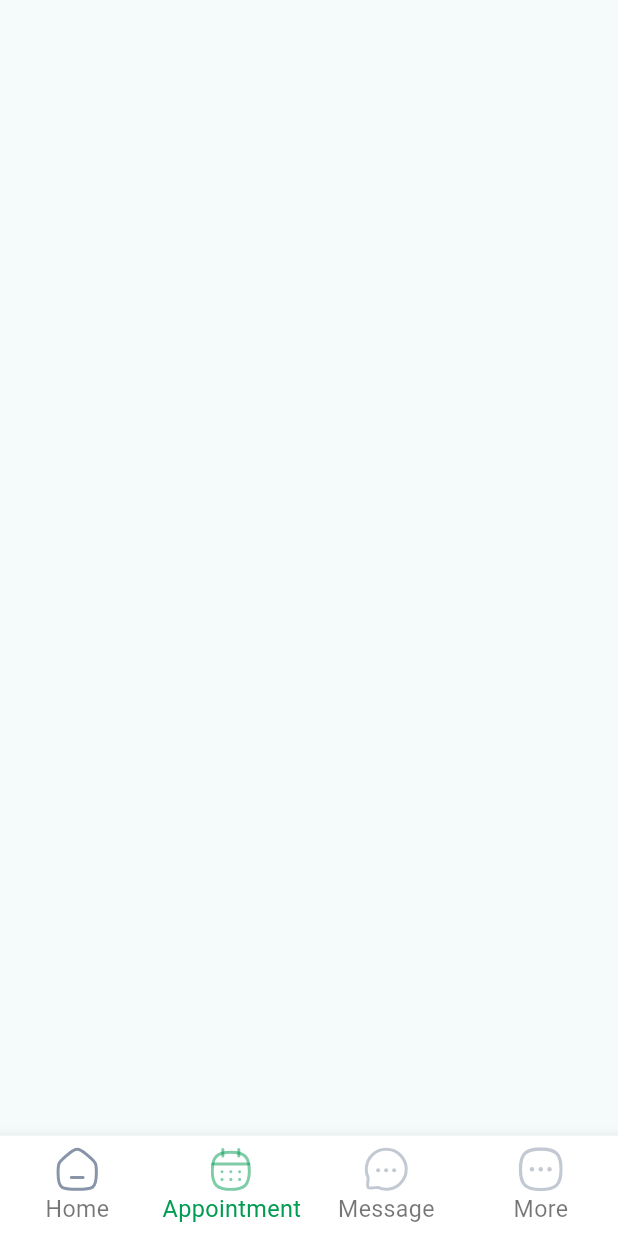
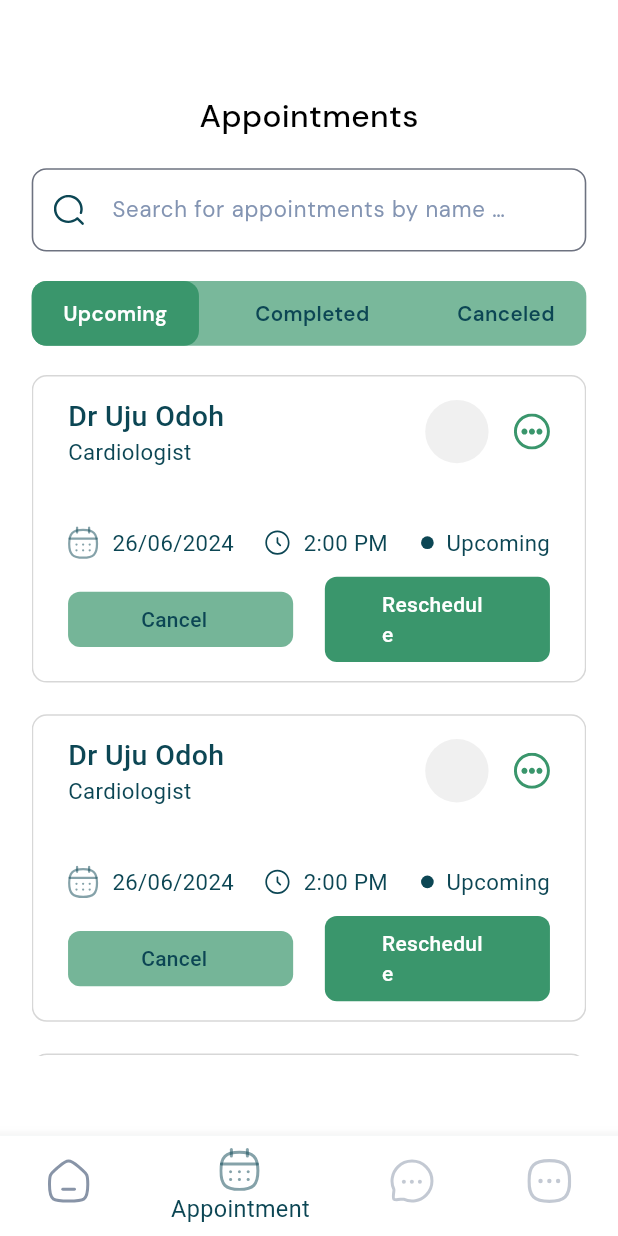
Before and after one commit to Shiido1/my_doc_lab, a Flutter app: the Dashboard screen opened directly, item 2 of the bottom bar chosen, on a phone screen of 412 x 824 dp. Run offline on Flutter 3.47's test engine with Material 3 defaults, Android fonts, the phone set to English and light mode, and no system bars; our stand-ins replace flutter_screenutil, flutter_spinkit, flutter_svg, google_fonts; Roboto replaces fonts that are missing (Gabarito).

Commit message:
commit work

```diff
--- a/lib/ui/app_assets/app_color.dart
+++ b/lib/ui/app_assets/app_color.dart
@@ -4,6 +4,7 @@ class AppColor {
   AppColor();
 
   static const Color primary = Color(0XFF009C51);
+  static const Color friendlyPrimary = Color(0XFFE5F5EE);
   static const Color primary1 = Color(0XFF3A966C);
   static const Color grey = Color(0XFF6D7280);
   static const Color grey1 = Color(0XFF424242);
--- a/lib/ui/app_assets/app_image.dart
+++ b/lib/ui/app_assets/app_image.dart
@@ -21,6 +21,9 @@ class AppImage {
   static const String cart = 'assets/svg/cart.svg';
   static const String wallet = 'assets/svg/wallet.svg';
   static const String search = 'assets/svg/search.svg';
+  static const String time = 'assets/svg/time.svg';
+  // ignore: constant_identifier_names
+  static const String more_circle = 'assets/svg/more_circle.svg';
   static const String filter = 'assets/svg/filter.svg';
   static const String help = 'assets/svg/help.svg';
   static const String history = 'assets/svg/history.svg';
--- a/lib/ui/screens/authentication/forgot_password.dart
+++ b/lib/ui/screens/authentication/forgot_password.dart
@@ -10,7 +10,7 @@ import 'package:my_doc_lab/ui/widget/text_form_widget.dart';
 import 'package:my_doc_lab/ui/widget/text_widget.dart';
 
 class ForgotPassword extends StatefulWidget {
-  ForgotPassword({super.key});
+  const ForgotPassword({super.key});
 
   @override
   State<ForgotPassword> createState() => _ForgotPasswordState();
--- a/lib/ui/screens/authentication/login_screen.dart
+++ b/lib/ui/screens/authentication/login_screen.dart
@@ -13,7 +13,7 @@ import '../dashboard/dashboard_screen.dart';
 
 // ignore: must_be_immutable
 class LoginScreen extends StatefulWidget {
-  LoginScreen({super.key});
+  const LoginScreen({super.key});
 
   @override
   State<LoginScreen> createState() => _LoginScreenState();
--- a/lib/ui/screens/authentication/sign_up_screen.dart
+++ b/lib/ui/screens/authentication/sign_up_screen.dart
@@ -11,7 +11,7 @@ import '../../widget/button_widget.dart';
 
 // ignore: must_be_immutable
 class SignUpScreen extends StatefulWidget {
-  SignUpScreen({super.key});
+  const SignUpScreen({super.key});
 
   @override
   State<SignUpScreen> createState() => _SignUpScreenState();
--- /dev/null
+++ b/lib/ui/screens/dashboard/appointment/appointment_screen.dart
@@ -0,0 +1,335 @@
+import 'package:flutter/material.dart';
+import 'package:flutter_screenutil/flutter_screenutil.dart';
+import 'package:flutter_svg/svg.dart';
+import 'package:google_fonts/google_fonts.dart';
+import 'package:my_doc_lab/ui/app_assets/app_color.dart';
+import 'package:my_doc_lab/ui/app_assets/app_image.dart';
+import '../../../widget/text_form_widget.dart';
+import '../../../widget/text_widget.dart';
+
+class AppointmentScreen extends StatefulWidget {
+  const AppointmentScreen({super.key});
+
+  @override
+  State<AppointmentScreen> createState() => _AppointmentScreenState();
+}
+
+class _AppointmentScreenState extends State<AppointmentScreen> {
+  String tab = 'Upcoming';
+
+  @override
+  Widget build(BuildContext context) {
+    return Scaffold(
+      backgroundColor: AppColor.white,
+      body: Padding(
+        padding: EdgeInsets.symmetric(vertical: 50.w, horizontal: 20.w),
+        child: Column(
+          crossAxisAlignment: CrossAxisAlignment.start,
+          children: [
+            SizedBox(height: 10.h),
+            Align(
+              alignment: Alignment.center,
+              child: TextView(
+                text: 'Appointments',
+                textStyle: GoogleFonts.dmSans(
+                  color: AppColor.black,
+                  fontSize: 20.0.sp,
+                  fontWeight: FontWeight.w500,
+                ),
+              ),
+            ),
+            SizedBox(height: 20.h),
+            TextFormWidget(
+              label: 'Search for appointments by name or date sort',
+              // hint: 'Email Address',
+              border: 10,
+              isFilled: true,
+              fillColor: AppColor.transparent,
+              // controller: fullnameTextController,
+              prefixWidget: Padding(
+                padding: EdgeInsets.all(14.w),
+                child: SvgPicture.asset(AppImage.search),
+              ),
+              // validator: AppValidator.validateEmail(),
+            ),
+            SizedBox(height: 20.h),
+            Container(
+              decoration: BoxDecoration(
+                // ignore: deprecated_member_use
+                color: AppColor.primary1.withOpacity(.68),
+                borderRadius: BorderRadius.circular(10),
+              ),
+              child: Row(
+                mainAxisAlignment: MainAxisAlignment.spaceBetween,
+                children: [
+                  GestureDetector(
+                    onTap: () => setState(() => tab = 'Upcoming'),
+                    child: Container(
+                      padding: EdgeInsets.symmetric(
+                        vertical: 11.w,
+                        horizontal: 20.w,
+                      ),
+                      decoration: BoxDecoration(
+                        // ignore: deprecated_member_use
+                        color:
+                            tab == 'Upcoming'
+                                ? AppColor.primary1
+                                : AppColor.transparent,
+
+                        borderRadius: BorderRadius.circular(10),
+                      ),
+                      child: TextView(
+                        text: 'Upcoming',
+                        textStyle: GoogleFonts.dmSans(
+                          color:
+                              tab == 'Upcoming'
+                                  ? AppColor.white
+                                  : AppColor.darkindgrey,
+                          fontSize: 13.0.sp,
+                          fontWeight: FontWeight.w600,
+                        ),
+                      ),
+                    ),
+                  ),
+                  GestureDetector(
+                    onTap: () => setState(() => tab = 'Completed'),
+                    child: Container(
+                      padding: EdgeInsets.symmetric(
+                        vertical: 11.w,
+                        horizontal: 20.w,
+                      ),
+                      decoration: BoxDecoration(
+                        // ignore: deprecated_member_use
+                        color:
+                            tab == 'Completed'
+                                ? AppColor.primary1
+                                : AppColor.transparent,
+
+                        borderRadius: BorderRadius.circular(10),
+                      ),
+                      child: TextView(
+                        text: 'Completed',
+                        textStyle: GoogleFonts.dmSans(
+                          color:
+                              tab == 'Completed'
+                                  ? AppColor.white
+                                  : AppColor.darkindgrey,
+                          fontSize: 13.0.sp,
+                          fontWeight: FontWeight.w600,
+                        ),
+                      ),
+                    ),
+                  ),
+                  GestureDetector(
+                    onTap: () => setState(() => tab = 'Canceled'),
+                    child: Container(
+                      padding: EdgeInsets.symmetric(
+                        vertical: 11.w,
+                        horizontal: 20.w,
+                      ),
+                      decoration: BoxDecoration(
+                        // ignore: deprecated_member_use
+                        color:
+                            tab == 'Canceled'
+                                ? AppColor.primary1
+                                : AppColor.transparent,
+
+                        borderRadius: BorderRadius.circular(10),
+                      ),
+                      child: TextView(
+                        text: 'Canceled',
+                        textStyle: GoogleFonts.dmSans(
+                          color:
+                              tab == 'Canceled'
+                                  ? AppColor.white
+                                  : AppColor.darkindgrey,
+                          fontSize: 13.0.sp,
+                          fontWeight: FontWeight.w600,
+                        ),
+                      ),
+                    ),
+                  ),
+                ],
+              ),
+            ),
+            SizedBox(height: 20.h),
+            Expanded(
+              child: SingleChildScrollView(
+                child: Column(
+                  children: [
+                    if (tab == 'Upcoming')
+                      ...[1, 2, 3, 4].map(
+                        (o) => appointMentCard(appointmentStatus: 'Upcoming'),
+                      )
+                    else if (tab == 'Completed')
+                      ...[1, 2, 3, 4].map(
+                        (o) => appointMentCard(appointmentStatus: 'Completed'),
+                      )
+                    else
+                      ...[1, 2, 3, 4].map(
+                        (o) => appointMentCard(appointmentStatus: 'Canceled'),
+                      ),
+                  ],
+                ),
+              ),
+            ),
+          ],
+        ),
+      ),
+    );
+  }
+
+  appointMentCard({String? appointmentStatus}) => Container(
+    padding: EdgeInsets.symmetric(horizontal: 22.w, vertical: 12.w),
+    margin: EdgeInsets.only(bottom: 20.w),
+    decoration: BoxDecoration(
+      borderRadius: BorderRadius.circular(10),
+      border: Border.all(color: const Color.fromARGB(218, 208, 208, 208)),
+    ),
+    child: Column(
+      children: [
+        Row(
+          mainAxisAlignment: MainAxisAlignment.spaceBetween,
+          children: [
+            Column(
+              crossAxisAlignment: CrossAxisAlignment.start,
+              children: [
+                TextView(
+                  text: 'Dr Uju Odoh',
+                  textStyle: GoogleFonts.gabarito(
+                    color: AppColor.darkindgrey,
+                    fontSize: 18.0.sp,
+                    fontWeight: FontWeight.w500,
+                  ),
+                ),
+                TextView(
+                  text: 'Cardiologist',
+                  textStyle: GoogleFonts.gabarito(
+                    color: AppColor.darkindgrey,
+                    fontSize: 14.0.sp,
+                    fontWeight: FontWeight.w400,
+                  ),
+                ),
+              ],
+            ),
+            Row(
+              children: [
+                Container(
+                  padding: EdgeInsets.all(20.w),
+                  decoration: BoxDecoration(
+                    shape: BoxShape.circle,
+                    color: AppColor.oneKindgrey,
+                  ),
+                ),
+                SizedBox(width: 16.w),
+                SvgPicture.asset(AppImage.more_circle),
+              ],
+            ),
+          ],
+        ),
+        SizedBox(height: 40.h),
+        Row(
+          mainAxisAlignment: MainAxisAlignment.spaceBetween,
+          children: [
+            Row(
+              children: [
+                SvgPicture.asset(
+                  AppImage.calendar,
+                  color: AppColor.darkindgrey,
+                ),
+                SizedBox(width: 8.w),
+                TextView(
+                  text: '26/06/2024',
+                  textStyle: GoogleFonts.gabarito(
+                    color: AppColor.darkindgrey,
+                    fontSize: 14.0.sp,
+                    fontWeight: FontWeight.w400,
+                  ),
+                ),
+              ],
+            ),
+            Row(
+              children: [
+                SvgPicture.asset(AppImage.time, color: AppColor.darkindgrey),
+                SizedBox(width: 8.w),
+                TextView(
+                  text: '2:00 PM',
+                  textStyle: GoogleFonts.gabarito(
+                    color: AppColor.darkindgrey,
+                    fontSize: 14.0.sp,
+                    fontWeight: FontWeight.w400,
+                  ),
+                ),
+              ],
+            ),
+            Row(
+              children: [
+                Container(
+                  margin: EdgeInsets.only(left: 2.w),
+                  padding: EdgeInsets.all(4.w),
+                  decoration: BoxDecoration(
+                    color: AppColor.darkindgrey,
+                    shape: BoxShape.circle,
+                  ),
+                ),
+                SizedBox(width: 8.w),
+                TextView(
+                  text: appointmentStatus ?? '',
+                  textStyle: GoogleFonts.gabarito(
+                    color: AppColor.darkindgrey,
+                    fontSize: 14.0.sp,
+                    fontWeight: FontWeight.w400,
+                  ),
+                ),
+              ],
+            ),
+          ],
+        ),
+        SizedBox(height: 12.0.h),
+        Row(
+          mainAxisAlignment: MainAxisAlignment.spaceBetween,
+          children: [
+            Expanded(
+              child: Container(
+                padding: EdgeInsets.symmetric(
+                  vertical: 8.w,
+                  horizontal: 46.0.w,
+                ),
+                decoration: BoxDecoration(
+                  color: AppColor.primary1.withOpacity(.7),
+                  borderRadius: BorderRadius.circular(8),
+                ),
+                child: TextView(
+                  text: 'Cancel',
+                  textStyle: GoogleFonts.gabarito(
+                    color: AppColor.darkindgrey,
+                    fontSize: 13.20.sp,
+                    fontWeight: FontWeight.w500,
+                  ),
+                ),
+              ),
+            ),
+            SizedBox(width: 20.w),
+            Expanded(
+              child: Container(
+                padding: EdgeInsets.symmetric(vertical: 8.w, horizontal: 36.w),
+                decoration: BoxDecoration(
+                  color: AppColor.primary1,
+                  borderRadius: BorderRadius.circular(8),
+                ),
+                child: TextView(
+                  text: 'Reschedule',
+                  textStyle: GoogleFonts.gabarito(
+                    color: AppColor.white,
+                    fontSize: 13.20.sp,
+                    fontWeight: FontWeight.w500,
+                  ),
+                ),
+              ),
+            ),
+          ],
+        ),
+      ],
+    ),
+  );
+}
--- a/lib/ui/screens/dashboard/chat/chat_screen.dart
+++ b/lib/ui/screens/dashboard/chat/chat_screen.dart
@@ -8,7 +8,7 @@ import 'package:my_doc_lab/ui/widget/text_widget.dart';
 
 // ignore: must_be_immutable
 class ChatScreen extends StatefulWidget {
-  ChatScreen({super.key});
+  const ChatScreen({super.key});
 
   @override
   State<ChatScreen> createState() => _ChatScreenState();
--- a/lib/ui/screens/dashboard/dashboard_screen.dart
+++ b/lib/ui/screens/dashboard/dashboard_screen.dart
@@ -7,6 +7,7 @@ import 'package:flutter_svg/svg.dart';
 import '../../app_assets/app_color.dart';
 import '../../app_assets/app_image.dart';
 import '../../widget/text_widget.dart';
+import 'appointment/appointment_screen.dart';
 import 'chat/chat_screen.dart';
 import 'settings/more_settings_screen.dart';
 import 'home/home_screen.dart';
@@ -25,7 +26,7 @@ class _DashboardState extends State<Dashboard> {
 
   final List<Widget> _body = [
     HomeScreen(),
-    Container(),
+    AppointmentScreen(),
     ChatScreen(),
     MoreSettingsScreen(),
   ];
@@ -101,12 +102,16 @@ class _DashboardState extends State<Dashboard> {
             splashColor: AppColor.transparent,
             highlightColor: AppColor.transparent,
           ),
+          child: Theme(
+            data: Theme.of(context).copyWith(
+              canvasColor: AppColor.white,
+              splashColor: AppColor.transparent,
+            ),
             child: BottomNavigationBar(
               currentIndex: _currentIndex,
               onTap: (index) => setState(() => _currentIndex = index),
-            backgroundColor: AppColor.white,
-            selectedItemColor: AppColor.primary,
-            type: BottomNavigationBarType.fixed,
+              selectedItemColor: AppColor.darkindgrey,
+              type: BottomNavigationBarType.shifting,
               selectedFontSize: 14.8.sp,
               unselectedFontSize: 14.6.sp,
               items: [
@@ -115,7 +120,7 @@ class _DashboardState extends State<Dashboard> {
                     AppImage.home,
                     color:
                         _currentIndex == 0
-                          ? AppColor.primary
+                            ? AppColor.darkindgrey
                             : AppColor.funnyLookingGrey,
                     height: 30.h,
                     width: 30.w,
@@ -127,7 +132,7 @@ class _DashboardState extends State<Dashboard> {
                     AppImage.calendar,
                     color:
                         _currentIndex == 1
-                          ? AppColor.primary
+                            ? AppColor.darkindgrey
                             : AppColor.funnyLookingGrey,
                     height: 30.0.h,
                     width: 30.w,
@@ -139,7 +144,7 @@ class _DashboardState extends State<Dashboard> {
                     AppImage.chat,
                     color:
                         _currentIndex == 2
-                          ? AppColor.primary
+                            ? AppColor.darkindgrey
                             : AppColor.funnyLookingGrey,
                     height: 30.h,
                     width: 30.w,
@@ -151,7 +156,7 @@ class _DashboardState extends State<Dashboard> {
                     AppImage.more,
                     color:
                         _currentIndex == 3
-                          ? AppColor.primary
+                            ? AppColor.darkindgrey
                             : AppColor.funnyLookingGrey,
                     height: 30.h,
                     width: 30.w,
@@ -162,6 +167,7 @@ class _DashboardState extends State<Dashboard> {
             ),
           ),
         ),
+      ),
     );
   }
 }
--- a/lib/ui/screens/dashboard/settings/more_settings_screen.dart
+++ b/lib/ui/screens/dashboard/settings/more_settings_screen.dart
@@ -6,6 +6,7 @@ import 'package:my_doc_lab/ui/app_assets/app_color.dart';
 import 'package:my_doc_lab/ui/app_assets/app_image.dart';
 import 'package:my_doc_lab/ui/screens/authentication/edit_profile_screen.dart';
 import 'package:my_doc_lab/ui/screens/dashboard/phamacy_screen.dart';
+import 'package:my_doc_lab/ui/screens/dashboard/settings/results/results_screen.dart';
 import 'package:my_doc_lab/ui/widget/text_widget.dart';
 
 class MoreSettingsScreen extends StatelessWidget {
@@ -108,7 +109,10 @@ class MoreSettingsScreen extends StatelessWidget {
             moreContainerWidget(
               image: AppImage.results,
               text: 'Results',
-              onTap: () {},
+              onTap:
+                  () => Navigator.of(context).push(
+                    MaterialPageRoute(builder: (context) => ResultsScreen()),
+                  ),
             ),
             SizedBox(height: 20.h),
             moreContainerWidget(
```
Also changed, not shown: lib/ui/screens/dashboard/home/consultation_screen.dart (added, +10 -0 lines), lib/ui/screens/dashboard/settings/results/patient_result_screen.dart (added, +62 -0 lines), lib/ui/screens/dashboard/settings/results/results_screen.dart (added, +137 -0 lines), assets/svg/more_circle.svg (added), assets/svg/time.svg (added). Lines whose indentation alone changed are shown as unchanged.
